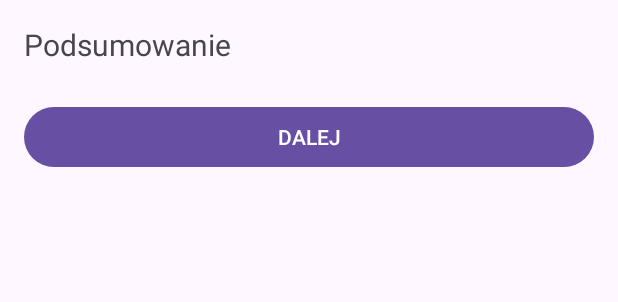
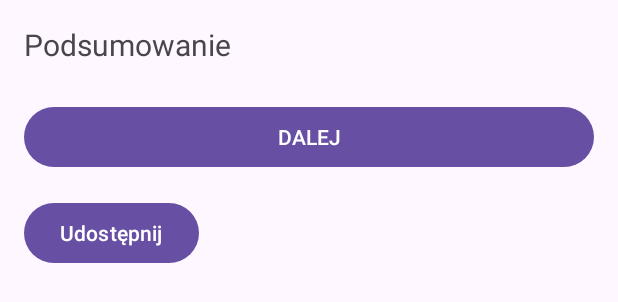
Before and after one commit to gorgmateusz5/08_01_dwaekrany, an Android app: the layout activity_summary.xml on its own in the app's theme, with its tools: preview values and no code run, on a phone screen of 412 x 824 dp. Shown: the top 302 px of the screen. Run offline under Robolectric (Android 15) with nearby library versions, the phone set to English and light mode, and no system bars.

Commit message:
feat: udostepnianie podsumowania intencja niejawna

```diff
--- a/app/src/main/res/layout/activity_summary.xml
+++ b/app/src/main/res/layout/activity_summary.xml
@@ -19,4 +19,11 @@
         android:layout_marginTop="24dp"
         android:text="DALEJ" />
 
+    <Button
+        android:id="@+id/btnShare"
+        android:layout_width="wrap_content"
+        android:layout_height="wrap_content"
+        android:layout_marginTop="16dp"
+        android:text="Udostępnij" />
+
 </LinearLayout>
```
Also changed, not shown: app/src/main/java/com/example/a08_01_dwaekrany/MainActivity.java (+7 -0 lines), app/src/main/java/com/example/a08_01_dwaekrany/SummaryActivity.java (+29 -0 lines).
